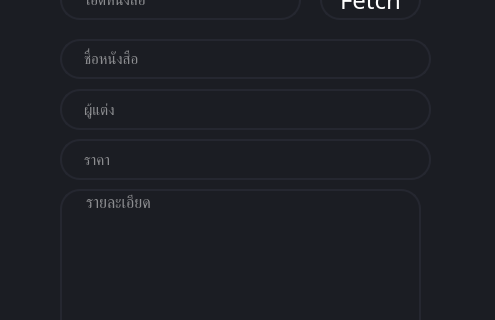
Before: the Qt Designer form uiEdit.ui in centurynine/python_project, drawn with Qt 5; both pictures show x 0 to 495 and y 131 to 451 of the 495 by 659 pixel window.
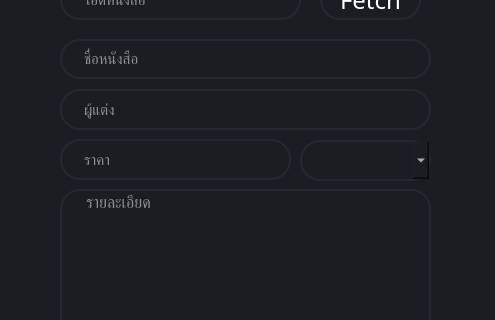
After: the same form once the commit is applied.

Commit message: book status edit.py

```diff
--- a/uiEdit.ui
+++ b/uiEdit.ui
@@ -137,7 +137,7 @@
     <rect>
      <x>60</x>
      <y>270</y>
-     <width>371</width>
+     <width>231</width>
      <height>41</height>
     </rect>
    </property>
@@ -232,7 +232,7 @@
     <rect>
      <x>60</x>
      <y>320</y>
-     <width>361</width>
+     <width>371</width>
      <height>251</height>
     </rect>
    </property>
@@ -332,6 +332,43 @@
     <string>Fetch</string>
    </property>
   </widget>
+  <widget class="QComboBox" name="statusBook">
+   <property name="geometry">
+    <rect>
+     <x>300</x>
+     <y>271</y>
+     <width>131</width>
+     <height>41</height>
+    </rect>
+   </property>
+   <property name="font">
+    <font>
+     <family>Cloud Light</family>
+     <pointsize>11</pointsize>
+    </font>
+   </property>
+   <property name="accessibleDescription">
+    <string/>
+   </property>
+   <property name="styleSheet">
+    <string notr="true">QComboBox {
+	border: 2px solid rgb(37,39,48);
+	border-radius: 20px;
+	color: #FFF;
+	padding-left: 20px;
+	padding-right: 20px;
+}
+QComboBox:hover {
+	border: 2px solid rgb(48, 50, 62);
+}
+QComboBox:focus {
+	border: 2px solid rgb(85, 170, 255);
+}</string>
+   </property>
+   <property name="currentText">
+    <string/>
+   </property>
+  </widget>
  </widget>
  <resources/>
  <connections/>
```
The commit also changes 8 other files.
